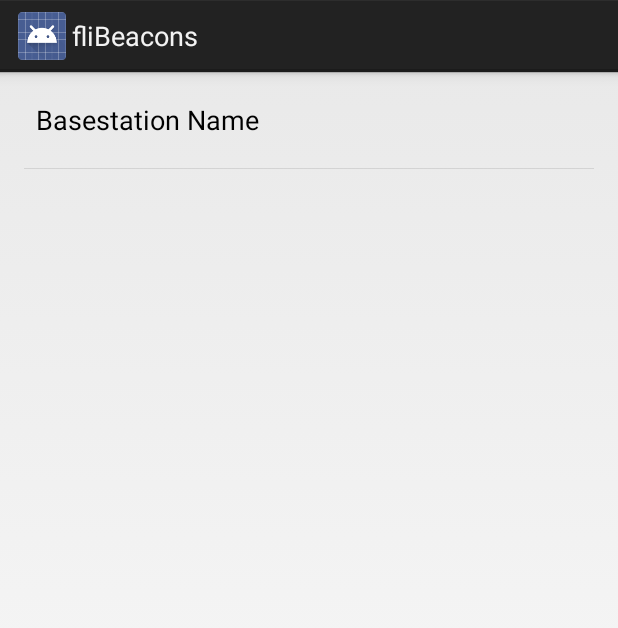
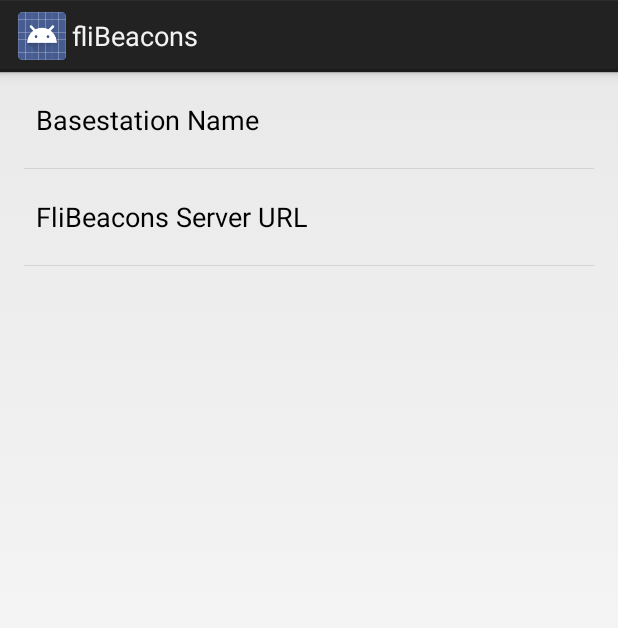
Before and after one commit to r3dDoX/fliBeacons, an Android app: the fragment SettingsFragment shown on its own in the app's theme, on a phone screen of 412 x 824 dp. Shown: the top 628 px of the screen. Run offline under Robolectric (Android 15) with nearby library versions, the phone set to English and light mode, and no system bars.

Commit message:
settings for url

```diff
--- a/android/fliBeacons/app/src/main/java/ch/fork/flibeacons/activities/SettingsActivity.java
+++ b/android/fliBeacons/app/src/main/java/ch/fork/flibeacons/activities/SettingsActivity.java
@@ -8,8 +8,8 @@
 
 public class SettingsActivity extends PreferenceActivity {
 
-    public static final String KEY_BASESTATION_UUID = "\"baseStationUUID\"";
     public static final String KEY_BASESTATION_NAME = "baseStationName";
+    public static final String KEY_URL = "url";
 
     @Override
     protected void onCreate(Bundle savedInstanceState) {
--- /dev/null
+++ b/android/fliBeacons/app/src/main/res/values/arrays.xml
@@ -0,0 +1,9 @@
+<?xml version="1.0" encoding="utf-8"?>
+<resources>
+    <string-array name="pref_url_entries">
+        <item>http://flibeacons.ngrok.com</item>
+        <item>http://flibeacons1.ngrok.com</item>
+        <item>http://192.168.2.2:3000</item>
+        <item>http://192.168.2.1:3000</item>
+    </string-array>
+</resources>
--- a/android/fliBeacons/app/src/main/res/values/strings.xml
+++ b/android/fliBeacons/app/src/main/res/values/strings.xml
@@ -7,5 +7,6 @@
     <string name="pref_default_basestationName">basestation 1</string>
     <string name="pref_title_baseStationName">Basestation Name</string>
     <string name="title_activity_start">StartActivity</string>
+    <string name="pref_url">FliBeacons Server URL</string>
 
 </resources>
--- a/android/fliBeacons/app/src/main/res/xml/pref_general.xml
+++ b/android/fliBeacons/app/src/main/res/xml/pref_general.xml
@@ -8,6 +8,13 @@
         android:selectAllOnFocus="true"
         android:singleLine="true"
         android:title="@string/pref_title_baseStationName" />
+    <ListPreference
+        android:defaultValue="http://flibeacons1.ngrok.com"
+        android:dialogTitle="@string/pref_url"
+        android:entries="@array/pref_url_entries"
+        android:entryValues="@array/pref_url_entries"
+        android:key="url"
+        android:title="@string/pref_url" />
 
 
 </PreferenceScreen>
```
Also changed, not shown: android/fliBeacons/app/src/main/java/ch/fork/flibeacons/FliBeaconApplication.java (+7 -11 lines), android/fliBeacons/app/src/main/java/ch/fork/flibeacons/activities/StartActivity.java (+23 -8 lines), 1 other file.
